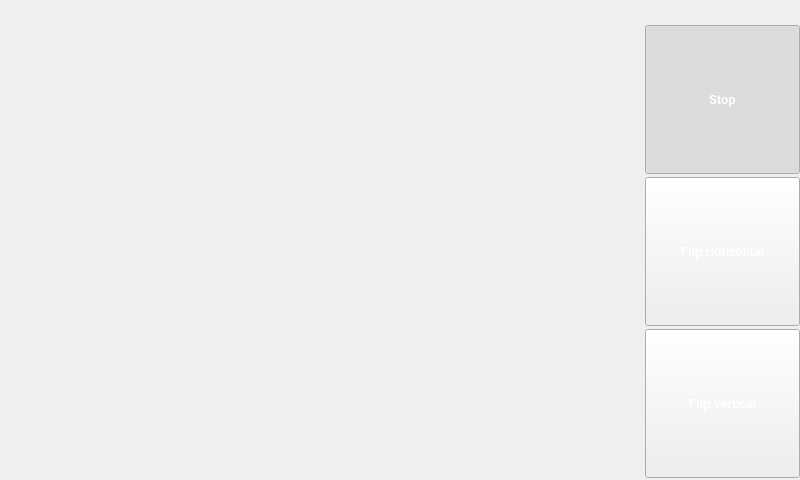
bigtreetech/OctoBTT, file cameradialog.ui: the form before one commit.
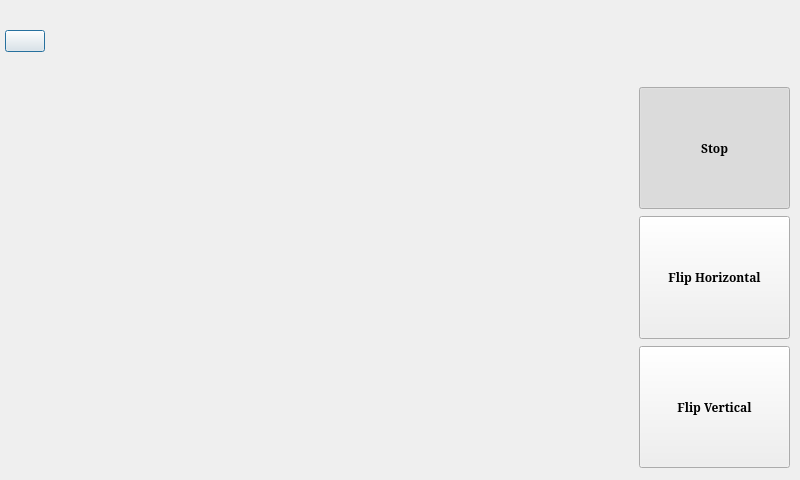
The form after the commit. Icons and pictures are not drawn.

What changed in the file:
```diff
--- a/cameradialog.ui
+++ b/cameradialog.ui
@@ -11,11 +11,16 @@
    </rect>
   </property>
   <property name="sizePolicy">
-   <sizepolicy hsizetype="Fixed" vsizetype="Fixed">
+   <sizepolicy hsizetype="Expanding" vsizetype="Fixed">
     <horstretch>0</horstretch>
     <verstretch>0</verstretch>
    </sizepolicy>
   </property>
+  <property name="font">
+   <font>
+    <family>.AppleSystemUIFont</family>
+   </font>
+  </property>
   <property name="windowTitle">
    <string>Dialog</string>
   </property>
@@ -24,25 +29,23 @@
     <number>3</number>
    </property>
    <property name="leftMargin">
-    <number>0</number>
+    <number>5</number>
    </property>
    <property name="topMargin">
-    <number>0</number>
+    <number>5</number>
    </property>
    <property name="rightMargin">
-    <number>0</number>
+    <number>5</number>
    </property>
    <property name="bottomMargin">
-    <number>0</number>
+    <number>5</number>
    </property>
    <item>
     <layout class="QHBoxLayout" name="horizontalLayout_3">
      <item>
       <widget class="QPushButton" name="Btn_Back">
-       <property name="styleSheet">
-        <string notr="true">border:none;
-font: 75 30pt &quot;Gill Sans MT&quot;;
-</string>
+       <property name="whatsThis">
+        <string>BTStyleSheet2</string>
        </property>
        <property name="text">
         <string/>
@@ -108,28 +111,16 @@
       </spacer>
      </item>
      <item>
-      <widget class="QPushButton" name="Btn_Help">
-       <property name="layoutDirection">
-        <enum>Qt::RightToLeft</enum>
-       </property>
-       <property name="styleSheet">
-        <string notr="true">border:none;
-font: 75 30pt &quot;Gill Sans MT&quot;;
-</string>
-       </property>
-       <property name="text">
-        <string/>
-       </property>
-       <property name="icon">
-        <iconset resource="assets.qrc">
-         <normaloff>:/assets/help.svg</normaloff>:/assets/help.svg</iconset>
-       </property>
-       <property name="iconSize">
+      <widget class="QLabel" name="label_null">
+       <property name="minimumSize">
         <size>
-         <width>72</width>
+         <width>76</width>
          <height>72</height>
         </size>
        </property>
+       <property name="text">
+        <string/>
+       </property>
       </widget>
      </item>
     </layout>
@@ -152,8 +143,23 @@
    </item>
    <item>
     <layout class="QGridLayout" name="gridLayout" rowstretch="0,0" columnstretch="1">
+     <property name="leftMargin">
+      <number>5</number>
+     </property>
+     <property name="topMargin">
+      <number>5</number>
+     </property>
+     <property name="rightMargin">
+      <number>5</number>
+     </property>
+     <property name="bottomMargin">
+      <number>5</number>
+     </property>
      <item row="0" column="0">
       <layout class="QHBoxLayout" name="horizontalLayout" stretch="0,4,0,1">
+       <property name="topMargin">
+        <number>0</number>
+       </property>
        <item>
         <spacer name="horizontalSpacer">
          <property name="orientation">
@@ -171,8 +177,24 @@
         </spacer>
        </item>
        <item>
-        <layout class="QGridLayout" name="gridLayout_2">
+        <layout class="QGridLayout" name="gridLayout_2" rowstretch="0,0,0" rowminimumheight="0,0,0">
          <item row="0" column="0">
+          <spacer name="verticalSpacer_3">
+           <property name="orientation">
+            <enum>Qt::Vertical</enum>
+           </property>
+           <property name="sizeType">
+            <enum>QSizePolicy::Preferred</enum>
+           </property>
+           <property name="sizeHint" stdset="0">
+            <size>
+             <width>20</width>
+             <height>5</height>
+            </size>
+           </property>
+          </spacer>
+         </item>
+         <item row="1" column="0">
           <widget class="QLabel" name="Windows">
            <property name="sizePolicy">
             <sizepolicy hsizetype="Expanding" vsizetype="Expanding">
@@ -188,6 +210,22 @@
            </property>
           </widget>
          </item>
+         <item row="2" column="0">
+          <spacer name="verticalSpacer_4">
+           <property name="orientation">
+            <enum>Qt::Vertical</enum>
+           </property>
+           <property name="sizeType">
+            <enum>QSizePolicy::Preferred</enum>
+           </property>
+           <property name="sizeHint" stdset="0">
+            <size>
+             <width>20</width>
+             <height>5</height>
+            </size>
+           </property>
+          </spacer>
+         </item>
         </layout>
        </item>
        <item>
@@ -207,83 +245,128 @@
         </spacer>
        </item>
        <item>
-        <layout class="QVBoxLayout" name="verticalLayout_2">
+        <layout class="QVBoxLayout" name="verticalLayout_2" stretch="0,0,0">
+         <property name="spacing">
+          <number>7</number>
+         </property>
          <item>
-          <widget class="QPushButton" name="Btn_Sensor">
+          <widget class="QToolButton" name="Btn_Sensor">
            <property name="sizePolicy">
-            <sizepolicy hsizetype="Minimum" vsizetype="Preferred">
+            <sizepolicy hsizetype="Expanding" vsizetype="Expanding">
              <horstretch>0</horstretch>
              <verstretch>0</verstretch>
             </sizepolicy>
            </property>
            <property name="font">
             <font>
+             <family>SimSun</family>
              <weight>75</weight>
              <bold>true</bold>
             </font>
            </property>
-           <property name="styleSheet">
-            <string notr="true">color: rgb(255, 255, 255);</string>
+           <property name="whatsThis">
+            <string>BTStyleSheet8</string>
            </property>
            <property name="text">
             <string>Stop</string>
            </property>
+           <property name="icon">
+            <iconset resource="assets.qrc">
+             <normaloff>:/assets/stop.svg</normaloff>:/assets/stop.svg</iconset>
+           </property>
+           <property name="iconSize">
+            <size>
+             <width>140</width>
+             <height>80</height>
+            </size>
+           </property>
            <property name="checkable">
             <bool>true</bool>
            </property>
            <property name="checked">
             <bool>true</bool>
            </property>
+           <property name="toolButtonStyle">
+            <enum>Qt::ToolButtonTextUnderIcon</enum>
+           </property>
           </widget>
          </item>
          <item>
-          <widget class="QPushButton" name="Btn_FlipH">
+          <widget class="QToolButton" name="Btn_FlipH">
            <property name="sizePolicy">
-            <sizepolicy hsizetype="Minimum" vsizetype="Preferred">
+            <sizepolicy hsizetype="Expanding" vsizetype="Expanding">
              <horstretch>0</horstretch>
              <verstretch>0</verstretch>
             </sizepolicy>
            </property>
            <property name="font">
             <font>
+             <family>SimSun</family>
              <weight>75</weight>
              <bold>true</bold>
             </font>
            </property>
-           <property name="styleSheet">
-            <string notr="true">color: rgb(255, 255, 255);</string>
+           <property name="whatsThis">
+            <string>BTStyleSheet8</string>
            </property>
            <property name="text">
             <string>Flip Horizontal</string>
            </property>
+           <property name="icon">
+            <iconset resource="assets.qrc">
+             <normaloff>:/assets/flip-2.svg</normaloff>:/assets/flip-2.svg</iconset>
+           </property>
+           <property name="iconSize">
+            <size>
+             <width>140</width>
+             <height>80</height>
+            </size>
+           </property>
            <property name="checkable">
             <bool>true</bool>
            </property>
+           <property name="toolButtonStyle">
+            <enum>Qt::ToolButtonTextUnderIcon</enum>
+           </property>
           </widget>
          </item>
          <item>
-          <widget class="QPushButton" name="Btn_FlipV">
+          <widget class="QToolButton" name="Btn_FlipV">
            <property name="sizePolicy">
-            <sizepolicy hsizetype="Minimum" vsizetype="Preferred">
+            <sizepolicy hsizetype="Expanding" vsizetype="Expanding">
              <horstretch>0</horstretch>
              <verstretch>0</verstretch>
             </sizepolicy>
            </property>
            <property name="font">
             <font>
+             <family>SimSun</family>
              <weight>75</weight>
              <bold>true</bold>
             </font>
            </property>
-           <property name="styleSheet">
-            <string notr="true">color: rgb(255, 255, 255);</string>
+           <property name="whatsThis">
+            <string>BTStyleSheet8</string>
            </property>
            <property name="text">
             <string>Flip Vertical</string>
            </property>
+           <property name="icon">
+            <iconset resource="assets.qrc">
+             <normaloff>:/assets/flip.svg</normaloff>:/assets/flip.svg</iconset>
+           </property>
+           <property name="iconSize">
+            <size>
+             <width>140</width>
+             <height>80</height>
+            </size>
+           </property>
            <property name="checkable">
             <bool>true</bool>
            </property>
+           <property name="toolButtonStyle">
+            <enum>Qt::ToolButtonTextUnderIcon</enum>
+           </property>
           </widget>
          </item>
         </layout>
```
Left out of the diff: 6 changed lines with no effect on the pictures.
